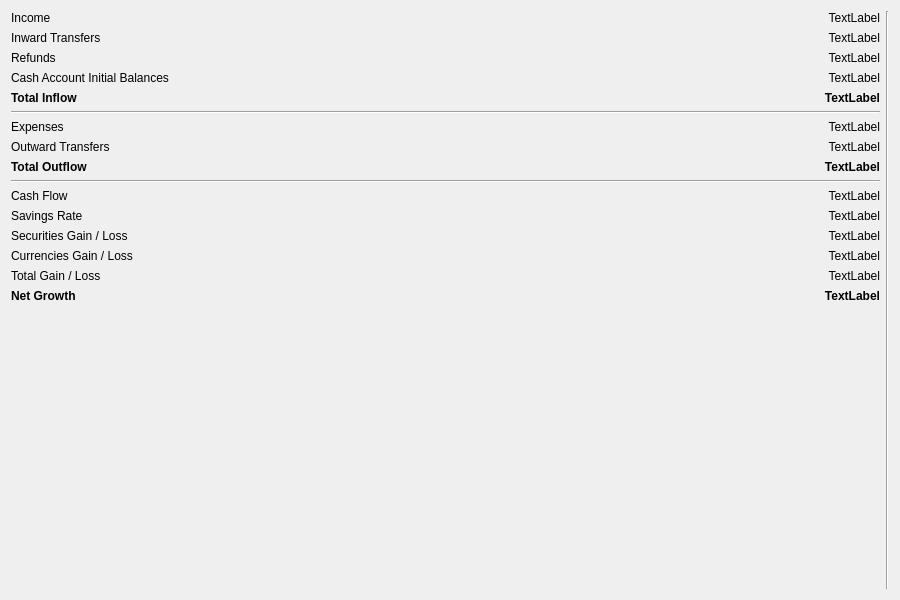
Above: src/views/ui_files/reports/cash_flow_total_report.ui from JakubFranek/Kapytal before the change. Below: the same form after it.
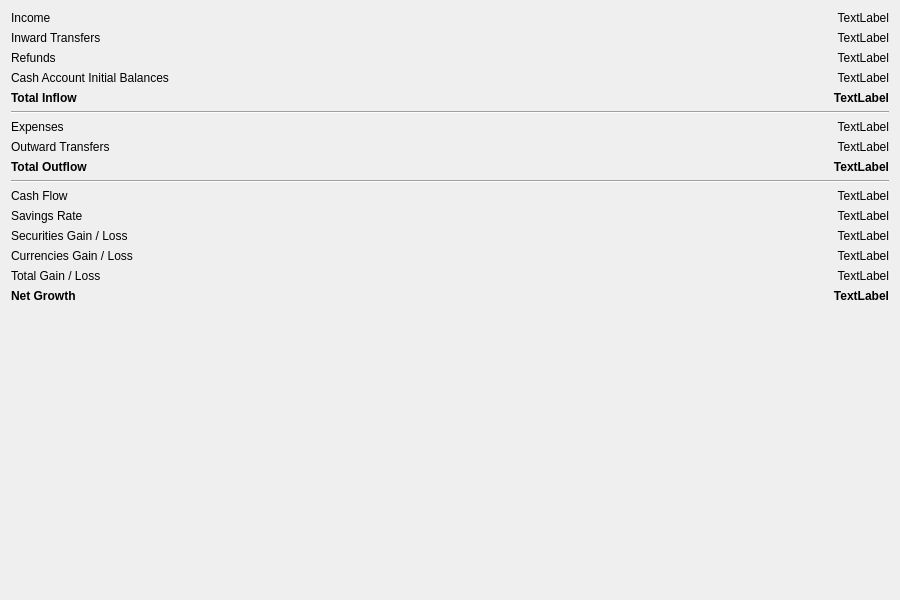
That is the form after the change.

Commit message:
Implement QtCharts in Total Cash Flow Report
Add GeneralChartCallout.
Remove vertical line in Total Cash Flow Report window.

The edit to the form file:
```diff
--- a/src/views/ui_files/reports/cash_flow_total_report.ui
+++ b/src/views/ui_files/reports/cash_flow_total_report.ui
@@ -376,13 +376,6 @@
      </item>
     </layout>
    </item>
-   <item>
-    <widget class="Line" name="line">
-     <property name="orientation">
-      <enum>Qt::Vertical</enum>
-     </property>
-    </widget>
-   </item>
   </layout>
  </widget>
  <resources/>
```
The commit also changes 7 other files.
